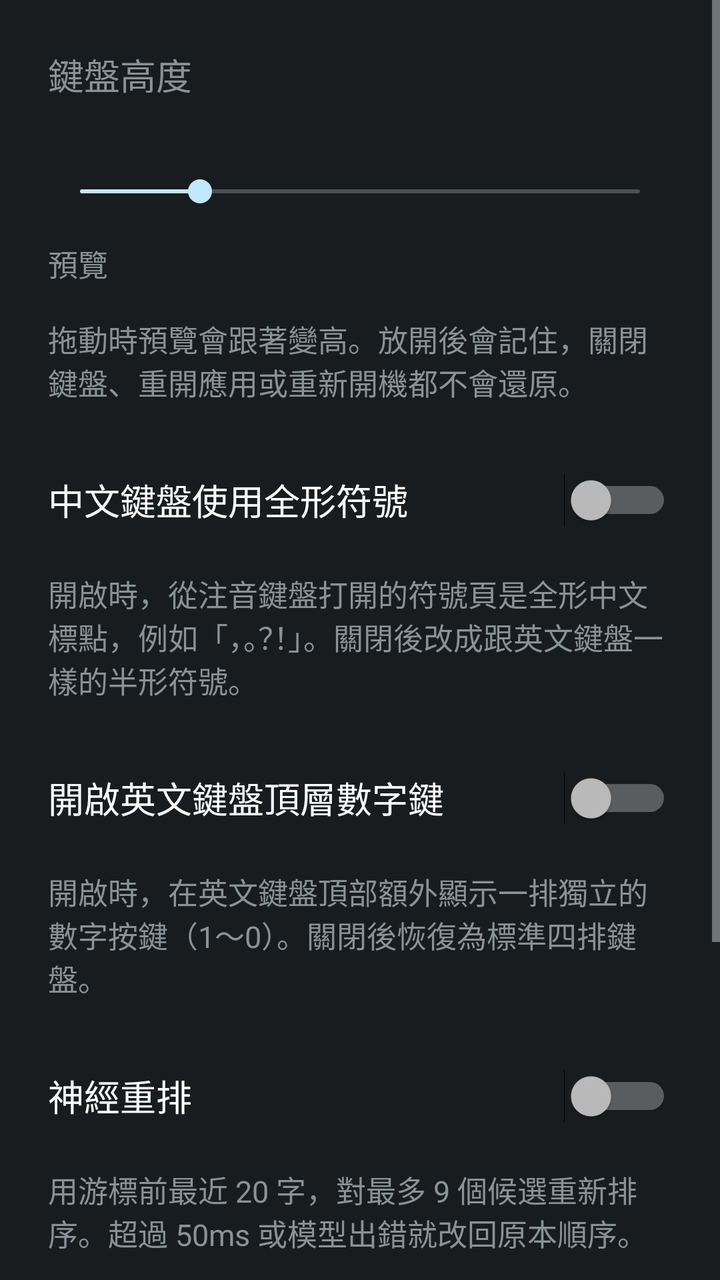
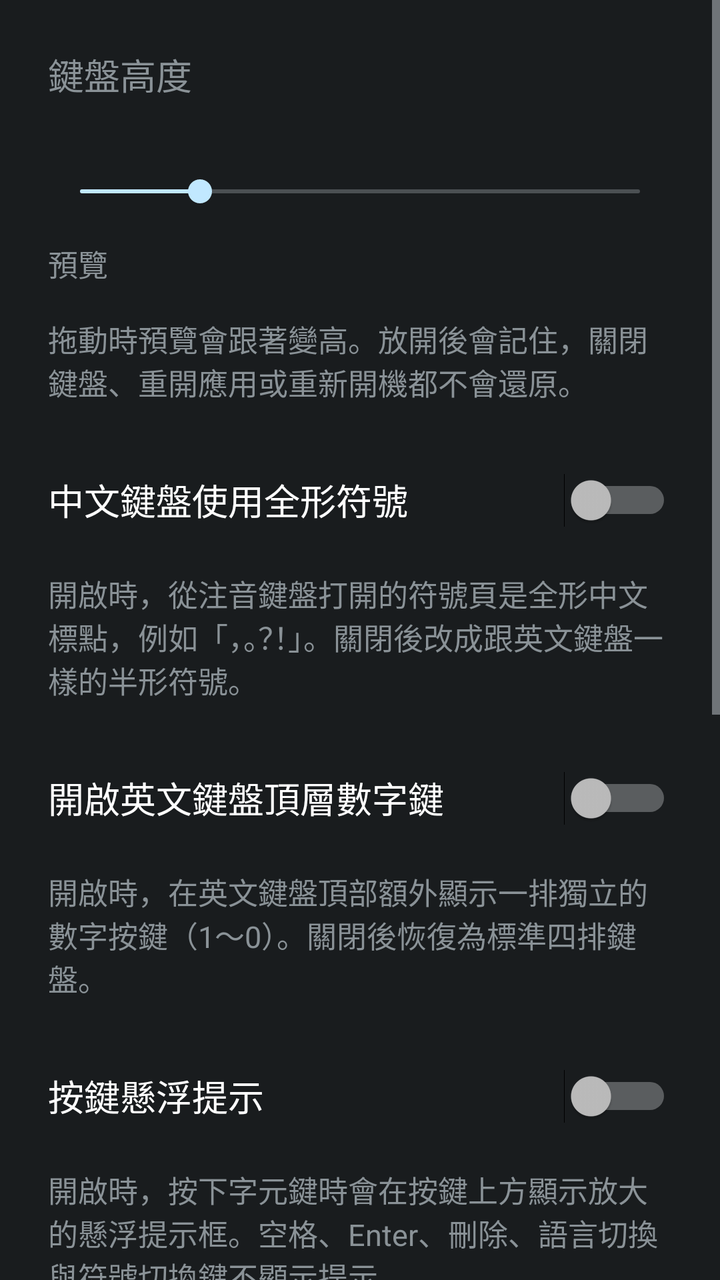

Two renders of the same Android screen: before a commit and after it. Below are the layout's source before the change and the commit's diff.
<!-- AndroidManifest.xml: application theme Theme.FsKeyboard -->
<!-- res/layout/activity_ime_settings.xml -->
<?xml version="1.0" encoding="utf-8"?>
<ScrollView xmlns:android="http://schemas.android.com/apk/res/android"
    android:id="@+id/settings_root"
    android:layout_width="match_parent"
    android:layout_height="match_parent"
    android:clipToPadding="true">

    <LinearLayout
        android:layout_width="match_parent"
        android:layout_height="wrap_content"
        android:orientation="vertical"
        android:padding="24dp">

        <TextView
            android:layout_width="match_parent"
            android:layout_height="wrap_content"
            android:text="@string/keyboard_height_label"
            android:textSize="18sp" />

        <TextView
            android:id="@+id/keyboard_height_value"
            android:layout_width="match_parent"
            android:layout_height="wrap_content"
            android:paddingTop="8dp"
            android:textSize="15sp" />

        <SeekBar
            android:id="@+id/keyboard_height"
            android:layout_width="match_parent"
            android:layout_height="wrap_content"
            android:layout_marginTop="8dp"
            android:min="36"
            android:max="64"
            android:progress="42"
            android:contentDescription="@string/keyboard_height_label" />

        <TextView
            android:layout_width="match_parent"
            android:layout_height="wrap_content"
            android:paddingTop="16dp"
            android:text="@string/keyboard_height_preview"
            android:textSize="15sp" />

        <LinearLayout
            android:id="@+id/keyboard_height_preview"
            android:layout_width="match_parent"
            android:layout_height="wrap_content"
            android:layout_marginTop="8dp"
            android:orientation="vertical"
            android:contentDescription="@string/keyboard_height_preview" />

        <TextView
            android:layout_width="match_parent"
            android:layout_height="wrap_content"
            android:paddingTop="8dp"
            android:paddingBottom="24dp"
            android:text="@string/keyboard_height_summary"
            android:textSize="15sp" />

        <Switch
            android:id="@+id/full_width_switch"
            android:layout_width="match_parent"
            android:layout_height="wrap_content"
            android:minHeight="48dp"
            android:text="@string/full_width_switch"
            android:textSize="18sp" />

        <TextView
            android:layout_width="match_parent"
            android:layout_height="wrap_content"
            android:paddingTop="12dp"
            android:paddingBottom="24dp"
            android:text="@string/full_width_summary"
            android:textSize="15sp" />

        <Switch
            android:id="@+id/latin_top_number_row_switch"
            android:layout_width="match_parent"
            android:layout_height="wrap_content"
            android:minHeight="48dp"
            android:text="@string/latin_top_number_row_switch"
            android:textSize="18sp" />

        <TextView
            android:id="@+id/latin_top_number_row_summary"
            android:layout_width="match_parent"
            android:layout_height="wrap_content"
            android:paddingTop="12dp"
            android:paddingBottom="24dp"
            android:text="@string/latin_top_number_row_summary"
            android:textSize="15sp" />

        <Switch
            android:id="@+id/rerank_switch"
            android:layout_width="match_parent"
            android:layout_height="wrap_content"
            android:minHeight="48dp"
            android:text="@string/rerank_switch"
            android:textSize="18sp" />

        <TextView
            android:layout_width="match_parent"
            android:layout_height="wrap_content"
            android:paddingTop="12dp"
            android:text="@string/rerank_summary"
            android:textSize="15sp" />

        <TextView
            android:id="@+id/rerank_model"
            android:layout_width="match_parent"
            android:layout_height="wrap_content"
            android:paddingTop="12dp"
            android:textSize="15sp" />

        <TextView
            android:layout_width="match_parent"
            android:layout_height="wrap_content"
            android:paddingTop="24dp"
            android:text="@string/key_latency_label"
            android:textSize="18sp" />

        <TextView
            android:id="@+id/key_latency_value"
            android:layout_width="match_parent"
            android:layout_height="wrap_content"
            android:paddingTop="8dp"
            android:textSize="15sp" />

        <TextView
            android:layout_width="match_parent"
            android:layout_height="wrap_content"
            android:paddingTop="8dp"
            android:text="@string/key_latency_summary"
            android:textSize="15sp" />

        <Button
            android:id="@+id/key_latency_reset"
            android:layout_width="wrap_content"
            android:layout_height="wrap_content"
            android:layout_marginTop="8dp"
            android:text="@string/key_latency_reset" />
    </LinearLayout>
</ScrollView>
<!-- resources referenced by this layout -->
<resources>
  <string name="full_width_summary">開啟時，從注音鍵盤打開的符號頁是全形中文標點，例如「，。？！」。關閉後改成跟英文鍵盤一樣的半形符號。</string>
  <string name="full_width_switch">中文鍵盤使用全形符號</string>
  <string name="key_latency_label">按鍵延遲</string>
  <string name="key_latency_reset">清除</string>
  <string name="key_latency_summary">從手指放開到鍵盤畫出結果的時間。只留最近 200 次，鍵盤程式重開後會歸零。</string>
  <string name="keyboard_height_label">鍵盤高度</string>
  <string name="keyboard_height_preview">預覽</string>
  <string name="keyboard_height_summary">拖動時預覽會跟著變高。放開後會記住，關閉鍵盤、重開應用或重新開機都不會還原。</string>
  <string name="latin_top_number_row_summary">開啟時，在英文鍵盤頂部額外顯示一排獨立的數字按鍵（1～0）。關閉後恢復為標準四排鍵盤。</string>
  <string name="latin_top_number_row_switch">開啟英文鍵盤頂層數字鍵</string>
  <string name="rerank_summary">用游標前最近 20 字，對最多 9 個候選重新排序。超過 50ms 或模型出錯就改回原本順序。</string>
  <string name="rerank_switch">神經重排</string>
  <style name="Theme.FsKeyboard" parent="android:Theme.DeviceDefault" />
</resources>

<!-- the commit's change to res/layout/activity_ime_settings.xml (unified diff, before → after) -->
@@ -91,6 +91,40 @@
             android:textSize="15sp" />
 
         <Switch
+            android:id="@+id/key_popup_switch"
+            android:layout_width="match_parent"
+            android:layout_height="wrap_content"
+            android:minHeight="48dp"
+            android:text="@string/key_popup_switch"
+            android:textSize="18sp" />
+
+        <TextView
+            android:id="@+id/key_popup_summary"
+            android:layout_width="match_parent"
+            android:layout_height="wrap_content"
+            android:paddingTop="12dp"
+            android:paddingBottom="24dp"
+            android:text="@string/key_popup_summary"
+            android:textSize="15sp" />
+
+        <Switch
+            android:id="@+id/vibration_switch"
+            android:layout_width="match_parent"
+            android:layout_height="wrap_content"
+            android:minHeight="48dp"
+            android:text="@string/vibration_switch"
+            android:textSize="18sp" />
+
+        <TextView
+            android:id="@+id/vibration_summary"
+            android:layout_width="match_parent"
+            android:layout_height="wrap_content"
+            android:paddingTop="12dp"
+            android:paddingBottom="24dp"
+            android:text="@string/vibration_summary"
+            android:textSize="15sp" />
+
+        <Switch
             android:id="@+id/rerank_switch"
             android:layout_width="match_parent"
             android:layout_height="wrap_content"
<!-- resource entries referenced after the edit -->
@@ -5,6 +5,8 @@
   <string name="key_latency_label">按鍵延遲</string>
   <string name="key_latency_reset">清除</string>
   <string name="key_latency_summary">從手指放開到鍵盤畫出結果的時間。只留最近 200 次，鍵盤程式重開後會歸零。</string>
+  <string name="key_popup_summary">開啟時，按下字元鍵時會在按鍵上方顯示放大的懸浮提示框。空格、Enter、刪除、語言切換與符號切換鍵不顯示提示。</string>
+  <string name="key_popup_switch">按鍵懸浮提示</string>
   <string name="keyboard_height_label">鍵盤高度</string>
   <string name="keyboard_height_preview">預覽</string>
   <string name="keyboard_height_summary">拖動時預覽會跟著變高。放開後會記住，關閉鍵盤、重開應用或重新開機都不會還原。</string>
@@ -12,6 +14,8 @@
   <string name="latin_top_number_row_switch">開啟英文鍵盤頂層數字鍵</string>
   <string name="rerank_summary">用游標前最近 20 字，對最多 9 個候選重新排序。超過 50ms 或模型出錯就改回原本順序。</string>
   <string name="rerank_switch">神經重排</string>
+  <string name="vibration_summary">開啟時，按下按鍵或滑動游標時會產生觸覺震動回饋。關閉後不震動。</string>
+  <string name="vibration_switch">按鍵振動回饋</string>
   <style name="Theme.FsKeyboard" parent="android:Theme.DeviceDefault" />
 </resources>
 
